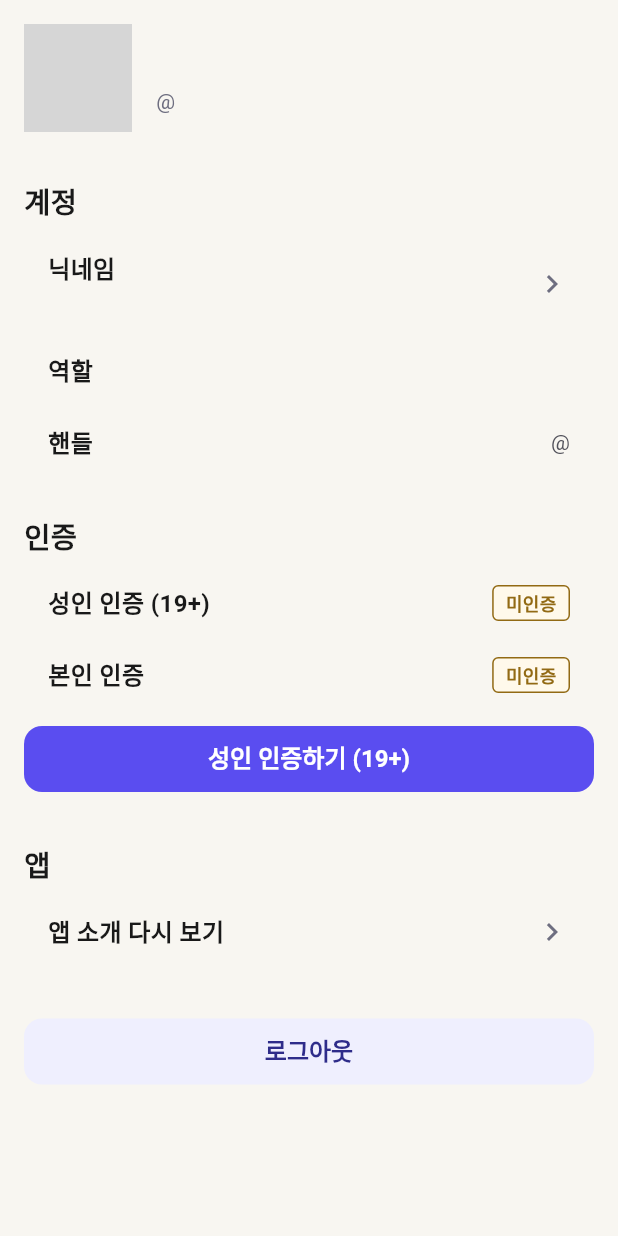
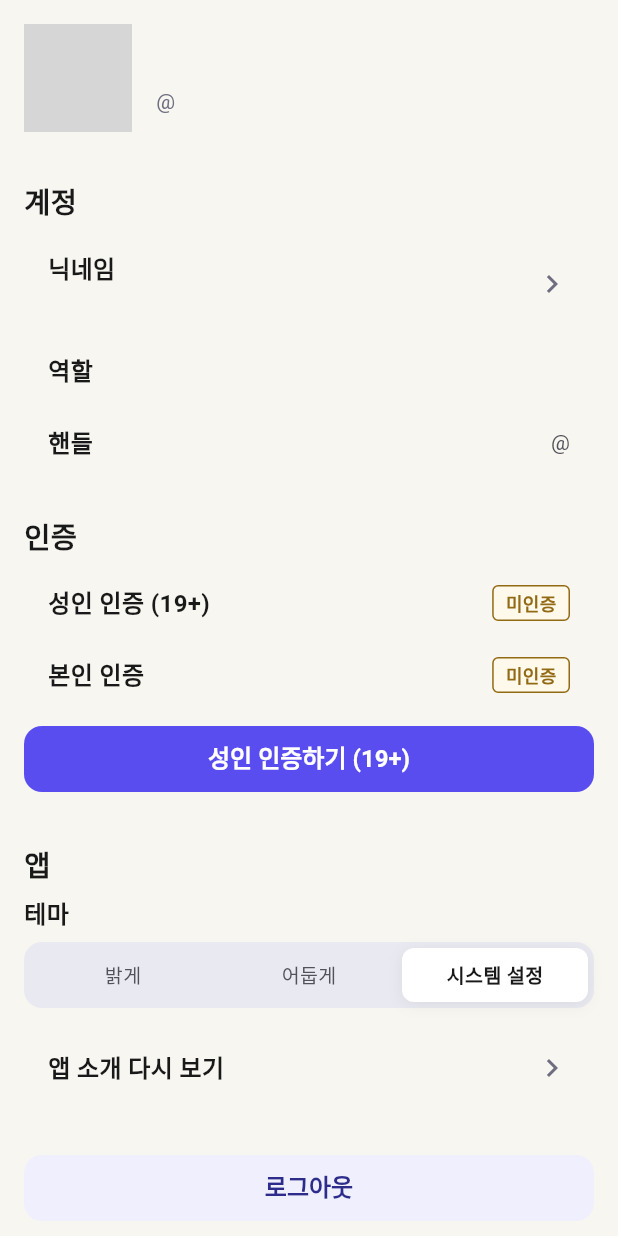
Before and after one commit to Assen-Entertainment/assen-platform, a Flutter app: the _SettingsBody widget shown alone on an empty page, opened directly with empty values, on a phone screen of 412 x 824 dp. Run offline on Flutter 3.47's test engine with Material 3 defaults, Android fonts, the phone set to English and light mode, and no system bars; our stand-ins replace cached_network_image, dio, flutter_riverpod, flutter_secure_storage, go_router; accounts and stored records are empty; network calls fail; grey boxes are pictures that could not be loaded.

Commit message:
feat(mobile): in-app light/dark/system theme toggle (ASS-282)
Dark mode followed the OS only (ThemeMode.system), so a phone in dark could never
show the light-first brand identity (design-review P1). Add a Riverpod
ThemeModeController (default system) wired into MaterialApp.themeMode, plus a
"테마" selector (밝게/어둡게/시스템) in Settings using the ui_kit segmented tabs.
Persistence is in-memory for now — shared_preferences isn't in the workspace and
the secure token store is auth-only; persisting the choice is a documented
follow-up. analyze clean; flutter test 120 pass.

Co-Authored-By: Claude Opus 4.8 <noreply@anthropic.com>

```diff
--- /dev/null
+++ b/apps/assen_mobile/lib/src/app/theme_mode_controller.dart
@@ -0,0 +1,33 @@
+import 'package:flutter/material.dart';
+import 'package:flutter_riverpod/flutter_riverpod.dart';
+
+/// Owns the app's [ThemeMode] choice (design review follow-up to ASS-282).
+///
+/// Defaults to [ThemeMode.system] — the same behaviour as the previous
+/// hard-coded default in `AssenApp` — but now the fan can override it from the
+/// 설정 screen (밝게/어둡게/시스템 설정) so an OS-dark device can still show the
+/// light-forward brand identity (warm paper) when that is what the fan wants.
+///
+/// DEFERRED (persistence): the choice lives in memory only for now and resets
+/// to [ThemeMode.system] on the next app launch. The workspace has no local
+/// preference store yet — `flutter_secure_storage` is reserved for the auth
+/// token pair only (see `TokenStore`'s doc: "the ONLY session material the app
+/// persists"), and `shared_preferences` is not a workspace dependency. Wiring
+/// this to `shared_preferences` (once added) is follow-up work; this provider
+/// is written so that hookup only touches `build()`/`setThemeMode()` here.
+class ThemeModeController extends Notifier<ThemeMode> {
+  @override
+  ThemeMode build() => ThemeMode.system;
+
+  /// Switches the app to [mode] (light/dark/system).
+  ///
+  /// A verb-named method (not a setter) to match every other [Notifier]
+  /// mutator in this codebase (`AuthController.signOut`,
+  /// `SettingsController.updateNickname`, …).
+  // ignore: use_setters_to_change_properties
+  void setThemeMode(ThemeMode mode) => state = mode;
+}
+
+/// Exposes the current [ThemeMode] and its [ThemeModeController].
+final themeModeControllerProvider =
+    NotifierProvider<ThemeModeController, ThemeMode>(ThemeModeController.new);
--- a/apps/assen_mobile/lib/src/settings/settings_screen.dart
+++ b/apps/assen_mobile/lib/src/settings/settings_screen.dart
@@ -1,4 +1,5 @@
 import 'package:assen_mobile/src/app/router.dart';
+import 'package:assen_mobile/src/app/theme_mode_controller.dart';
 import 'package:assen_mobile/src/auth/auth_controller.dart';
 import 'package:assen_mobile/src/mypage/fan_me.dart';
 import 'package:assen_mobile/src/settings/settings_controller.dart';
@@ -174,6 +175,19 @@ class _SettingsBody extends ConsumerWidget {
 
         const SizedBox(height: SpacingTokens.s4),
         const AssenSectionHeader(title: '앱'),
+        Padding(
+          padding: const EdgeInsets.only(bottom: SpacingTokens.s2),
+          child: Text(
+            '테마',
+            style: TextStyle(
+              fontSize: TypographyTokens.titleMSize,
+              fontWeight: FontWeight.w600,
+              color: colors.ink900,
+            ),
+          ),
+        ),
+        const _ThemeModeSelector(),
+        const SizedBox(height: SpacingTokens.s4),
         AssenListItem(
           title: '앱 소개 다시 보기',
           // Pushed (not go) so onboarding's finish/skip can pop back to 설정.
@@ -274,6 +288,41 @@ class _KycActionState extends ConsumerState<_KycAction> {
           ],
         ],
       ),
+    );
+  }
+}
+
+/// The 테마 (light/dark/system) selector: a 3-way [AssenSegmentedTabs] bound to
+/// [themeModeControllerProvider].
+///
+/// A design-review follow-up (ASS-282): `ThemeMode.system` was previously
+/// implicit and unreachable from the UI, so an OS-dark device could never see
+/// the light-forward brand identity (warm paper). The fan's pick is applied
+/// immediately app-wide via [ThemeModeController] (in-memory only for now —
+/// see that class's doc for the persistence follow-up).
+class _ThemeModeSelector extends ConsumerWidget {
+  const _ThemeModeSelector();
+
+  /// The selectable modes, in the same order as [_labels].
+  static const List<ThemeMode> _modes = [
+    ThemeMode.light,
+    ThemeMode.dark,
+    ThemeMode.system,
+  ];
+
+  /// Korean labels for [_modes], in display order.
+  static const List<String> _labels = ['밝게', '어둡게', '시스템 설정'];
+
+  @override
+  Widget build(BuildContext context, WidgetRef ref) {
+    final mode = ref.watch(themeModeControllerProvider);
+    final selectedIndex = _modes.indexOf(mode);
+    return AssenSegmentedTabs(
+      segments: _labels,
+      selectedIndex: selectedIndex == -1 ? 0 : selectedIndex,
+      onChanged: (index) => ref
+          .read(themeModeControllerProvider.notifier)
+          .setThemeMode(_modes[index]),
     );
   }
 }
```
Also changed, not shown: apps/assen_mobile/lib/src/app/app.dart (+5 -3 lines), 2 other files.
